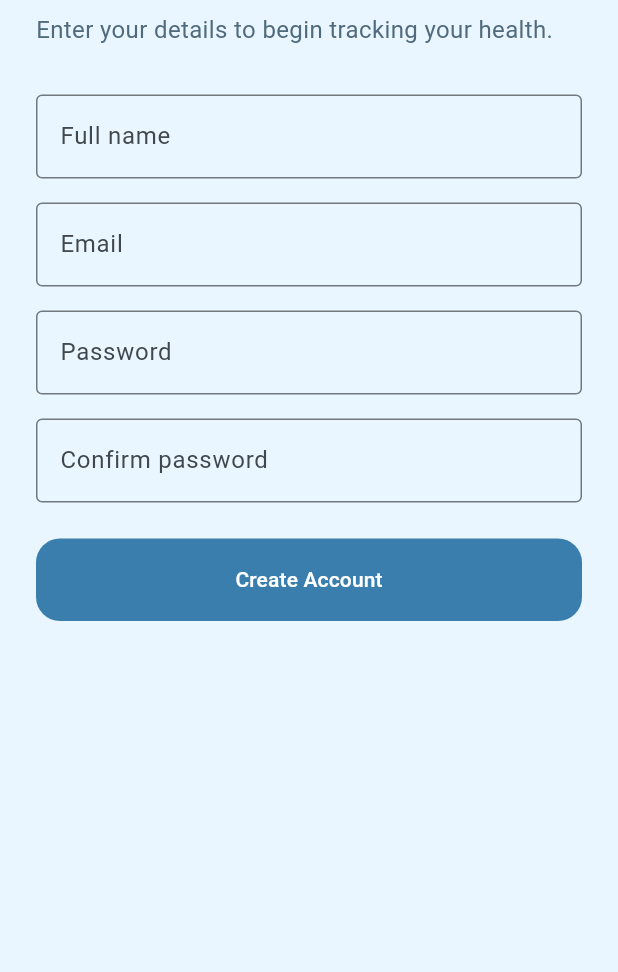
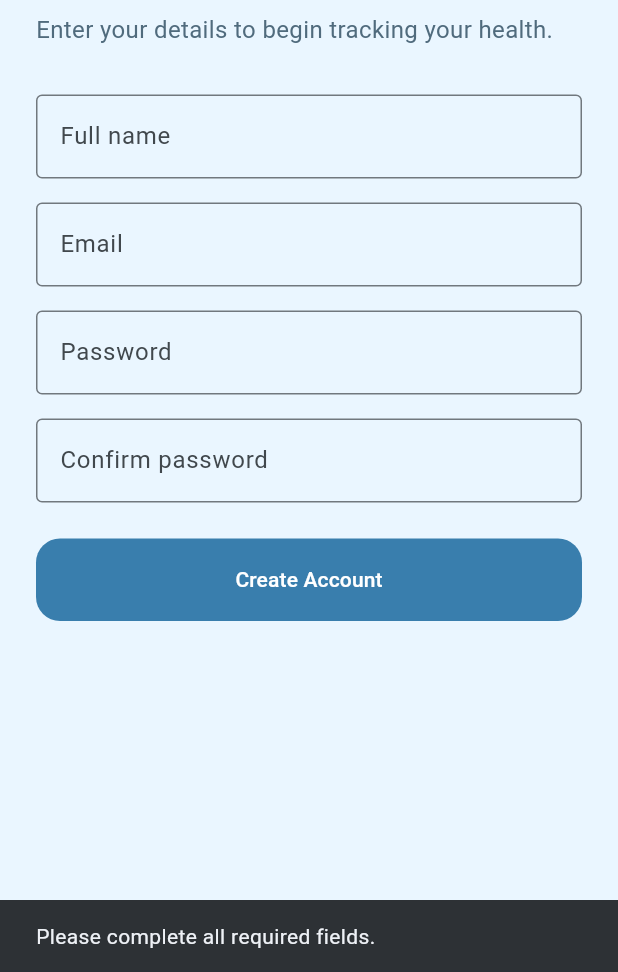
Before and after one commit to gabysitu/health-timeline, a Flutter app: the RegisterScreen screen opened directly, after a tap on "Create Account", on a phone screen of 412 x 824 dp, the part 264-1236 px from its top. Run offline on Flutter 3.47's test engine with Material 3 defaults, Android fonts, the phone set to English and light mode, and no system bars; our stand-ins replace firebase_auth, firebase_core; accounts and stored records are empty.

Commit message:
Firebase Authentication and Dashboard

```diff
--- a/lib/features/authentication/register_screen.dart
+++ b/lib/features/authentication/register_screen.dart
@@ -1,9 +1,81 @@
+import 'package:firebase_auth/firebase_auth.dart';
 import 'package:flutter/material.dart';
 
 import '../../core/theme/app_colors.dart';
 
-class RegisterScreen extends StatelessWidget {
+class RegisterScreen extends StatefulWidget {
   const RegisterScreen({super.key});
+
+  @override
+  State<RegisterScreen> createState() => _RegisterScreenState();
+}
+
+class _RegisterScreenState extends State<RegisterScreen> {
+  final TextEditingController _nameController = TextEditingController();
+  final TextEditingController _emailController = TextEditingController();
+  final TextEditingController _passwordController = TextEditingController();
+  final TextEditingController _confirmPasswordController =
+      TextEditingController();
+
+  bool _isLoading = false;
+
+  @override
+  void dispose() {
+    _nameController.dispose();
+    _emailController.dispose();
+    _passwordController.dispose();
+    _confirmPasswordController.dispose();
+    super.dispose();
+  }
+
+  Future<void> _registerUser() async {
+    final email = _emailController.text.trim();
+    final password = _passwordController.text.trim();
+    final confirmPassword = _confirmPasswordController.text.trim();
+
+    if (email.isEmpty || password.isEmpty || confirmPassword.isEmpty) {
+      _showMessage('Please complete all required fields.');
+      return;
+    }
+
+    if (password != confirmPassword) {
+      _showMessage('Passwords do not match.');
+      return;
+    }
+
+    setState(() {
+      _isLoading = true;
+    });
+
+    try {
+      await FirebaseAuth.instance.createUserWithEmailAndPassword(
+        email: email,
+        password: password,
+      );
+
+      if (!mounted) return;
+
+      _showMessage('Account created successfully.');
+
+      Navigator.pop(context);
+    } on FirebaseAuthException catch (error) {
+      _showMessage(error.message ?? 'Unable to create account.');
+    } finally {
+      if (mounted) {
+        setState(() {
+          _isLoading = false;
+        });
+      }
+    }
+  }
+
+  void _showMessage(String message) {
+    ScaffoldMessenger.of(context).showSnackBar(
+      SnackBar(
+        content: Text(message),
+      ),
+    );
+  }
 
   @override
   Widget build(BuildContext context) {
@@ -35,40 +107,46 @@ class RegisterScreen extends StatelessWidget {
               ),
             ),
             const SizedBox(height: 32),
-            const TextField(
-              decoration: InputDecoration(
+            TextField(
+              controller: _nameController,
+              decoration: const InputDecoration(
                 labelText: 'Full name',
                 border: OutlineInputBorder(),
               ),
             ),
             const SizedBox(height: 16),
-            const TextField(
+            TextField(
+              controller: _emailController,
               keyboardType: TextInputType.emailAddress,
-              decoration: InputDecoration(
+              decoration: const InputDecoration(
                 labelText: 'Email',
                 border: OutlineInputBorder(),
               ),
             ),
             const SizedBox(height: 16),
-            const TextField(
+            TextField(
+              controller: _passwordController,
               obscureText: true,
-              decoration: InputDecoration(
+              decoration: const InputDecoration(
                 labelText: 'Password',
                 border: OutlineInputBorder(),
               ),
             ),
             const SizedBox(height: 16),
-            const TextField(
+            TextField(
+              controller: _confirmPasswordController,
               obscureText: true,
-              decoration: InputDecoration(
+              decoration: const InputDecoration(
                 labelText: 'Confirm password',
                 border: OutlineInputBorder(),
               ),
             ),
             const SizedBox(height: 24),
             FilledButton(
-              onPressed: () {},
-              child: const Text('Create Account'),
+              onPressed: _isLoading ? null : _registerUser,
+              child: Text(
+                _isLoading ? 'Creating account...' : 'Create Account',
+              ),
             ),
           ],
         ),
--- a/pubspec.yaml
+++ b/pubspec.yaml
@@ -31,9 +31,10 @@ dependencies:
   flutter:
     sdk: flutter
 
-  # The following adds the Cupertino Icons font to your application.
-  # Use with the CupertinoIcons class for iOS style icons.
   cupertino_icons: ^1.0.8
+  firebase_core: ^3.15.2
+  firebase_auth: ^5.6.2
+
 
 dev_dependencies:
   flutter_test:
```
Also changed, not shown: lib/features/authentication/login_screen.dart (+79 -6 lines), lib/features/dashboard/dashboard_screen.dart (added, +75 -0 lines), lib/main.dart (+11 -4 lines), firebase.json (added), lib/firebase_options.dart (added), pubspec.lock, 6 other files.
